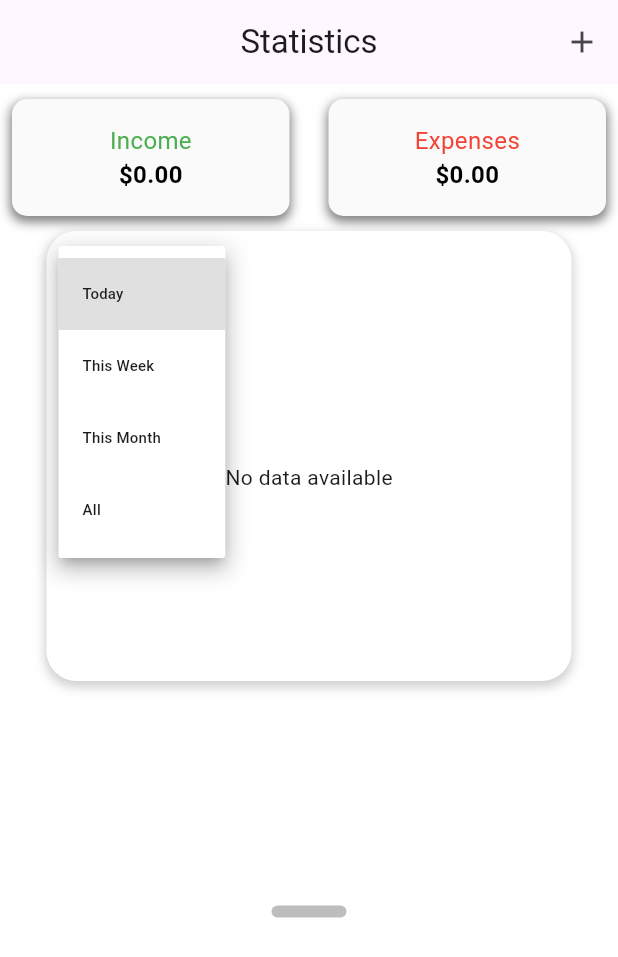
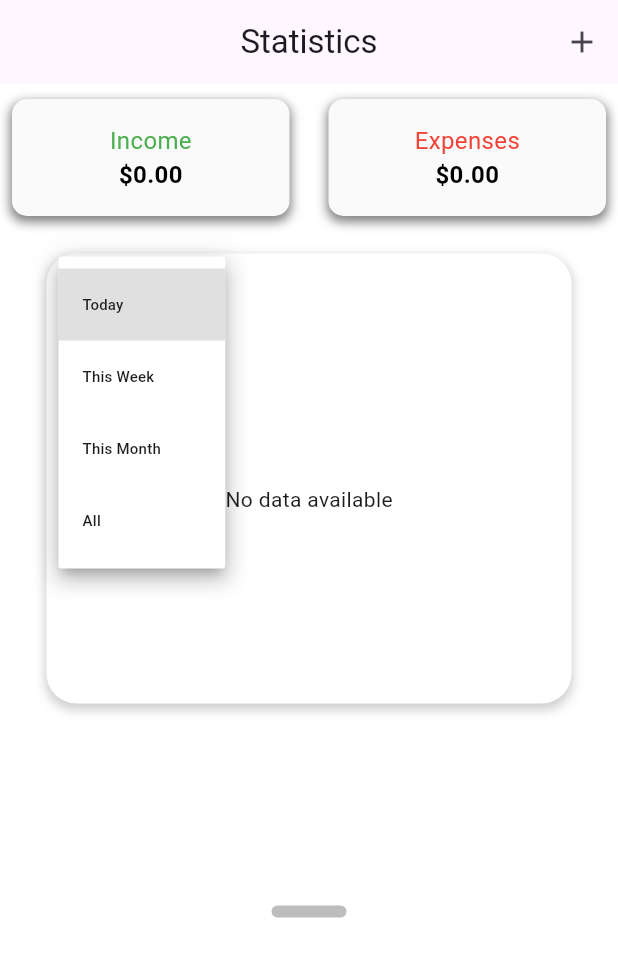
Before and after one commit to MarkGug08/MyFinance, a Flutter app: the TransactionPage screen opened directly with empty values, after a tap on "Today", on a phone screen of 412 x 824 dp. Shown: the top 957 px of the screen. Run offline on Flutter 3.47's test engine with Material 3 defaults, Android fonts, the phone set to English and light mode, and no system bars; our stand-ins replace cloud_firestore, firebase_auth, firebase_core, fl_chart, flutter_slidable; accounts and stored records are empty.

```diff
--- a/MyFinance/lib/TransactionPage/Widget/ContentPage/draggable_menu.dart
+++ b/MyFinance/lib/TransactionPage/Widget/ContentPage/draggable_menu.dart
@@ -9,17 +9,16 @@ Widget draggableMenu(BuildContext context, List<UserTransaction> transactions) {
     maxChildSize: 0.87,
     builder: (BuildContext context, ScrollController scrollController) {
       return Container(
-        decoration: BoxDecoration(
+        decoration: const BoxDecoration(
           color: Colors.white,
           borderRadius: BorderRadius.only(
             topLeft: Radius.circular(20),
             topRight: Radius.circular(20),
           ),
         ),
-        child: SingleChildScrollView(
-          controller: scrollController,
         child: Column(
           children: [
+
             SizedBox(height: 10),
             Row(
               mainAxisAlignment: MainAxisAlignment.center,
@@ -34,7 +33,13 @@ Widget draggableMenu(BuildContext context, List<UserTransaction> transactions) {
                 ),
               ],
             ),
-              ListView.builder(
+
+            SizedBox(height: 10),
+
+            Expanded(
+              child: SingleChildScrollView(
+                controller: scrollController,
+                child: ListView.builder(
                   shrinkWrap: true,
                   physics: NeverScrollableScrollPhysics(),
                   itemCount: transactions.length,
@@ -44,7 +49,8 @@ Widget draggableMenu(BuildContext context, List<UserTransaction> transactions) {
                     return Container(
                       decoration: BoxDecoration(
                         border: Border(
-                        bottom: BorderSide(color: Colors.grey.shade300, width: 1),
+                          bottom: BorderSide(
+                              color: Colors.grey.shade300, width: 1),
                         ),
                         color: Colors.white,
                       ),
@@ -61,8 +67,9 @@ Widget draggableMenu(BuildContext context, List<UserTransaction> transactions) {
                     );
                   },
                 ),
+              ),
+            ),
           ],
-          ),
         ),
       );
     },
--- a/MyFinance/lib/TransactionPage/Widget/ContentPage/transaction_chart.dart
+++ b/MyFinance/lib/TransactionPage/Widget/ContentPage/transaction_chart.dart
@@ -47,6 +47,7 @@ class _TransactionLineChartWidgetState extends State<TransactionLineChartWidget>
   Widget build(BuildContext context) {
     return Center(
       child: Container(
+        margin: EdgeInsets.symmetric(vertical: 15),
         width: 350,
         height: 300,
         padding: EdgeInsets.only(bottom: 20),
@@ -63,7 +64,7 @@ class _TransactionLineChartWidgetState extends State<TransactionLineChartWidget>
           ],
         ),
         child: Padding(
-          padding: const EdgeInsets.symmetric(vertical: 18.0, horizontal: 16.0),
+          padding: const EdgeInsets.symmetric(vertical: 10.0, horizontal: 16.0),
           child: Column(
             children: [
               Container(
@@ -74,7 +75,7 @@ class _TransactionLineChartWidgetState extends State<TransactionLineChartWidget>
                   onPeriodChanged: (newPeriod) {
                     setState(() {
                       _selectedPeriod = newPeriod;
-                      _fetchData(); // Aggiorna i dati quando cambia il periodo
+                      _fetchData();
                     });
                   },
                 ),
```
Lines whose indentation alone changed are shown as unchanged.
